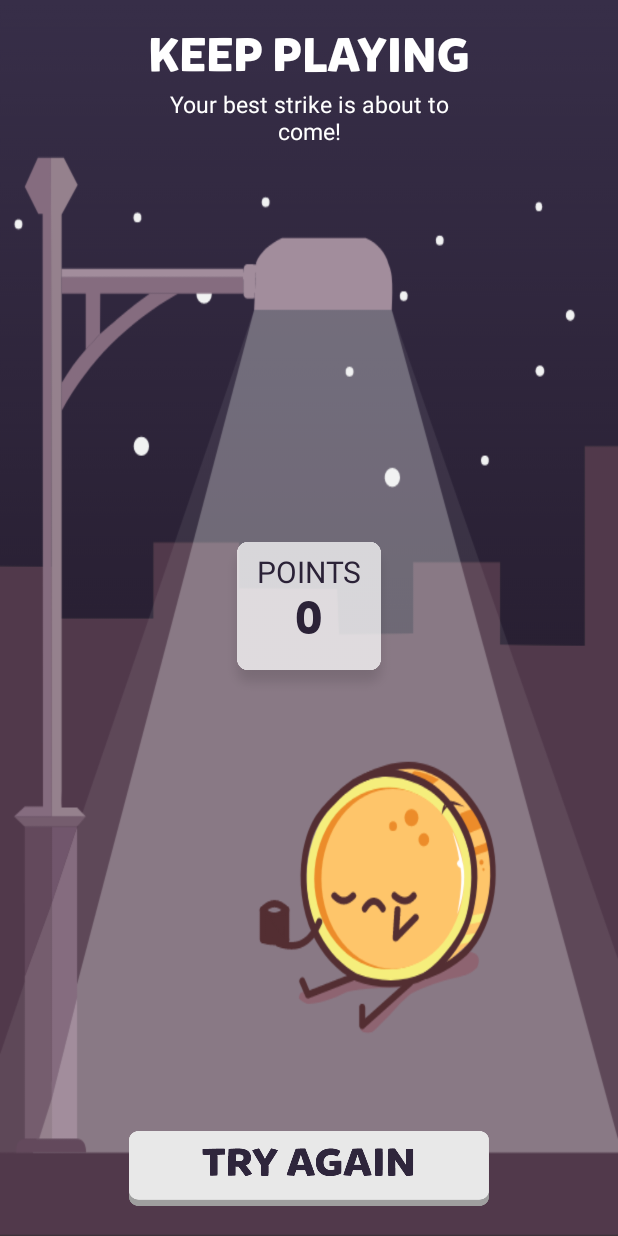
After one commit to riscuus/FairPrice, an Android app: the layout acitivity_mode_normal_losed.xml on its own in the app's theme, with its tools: preview values and no code run, on a phone screen of 412 x 824 dp. The commit adds this screen. Run offline under Robolectric (Android 15) with nearby library versions, the phone set to English and light mode, and no system bars.

```diff
--- a/app/src/main/AndroidManifest.xml
+++ b/app/src/main/AndroidManifest.xml
@@ -6,6 +6,7 @@
         android:allowBackup="true"
         android:icon="@mipmap/ic_launcher"
         android:label="@string/app_name"
+        android:largeHeap="true"
         android:roundIcon="@mipmap/ic_launcher_round"
         android:supportsRtl="true"
         android:theme="@style/AppTheme">
--- /dev/null
+++ b/app/src/main/res/drawable/selector_button_tryagain.xml
@@ -0,0 +1,13 @@
+<?xml version="1.0" encoding="utf-8"?>
+<selector
+    xmlns:android="http://schemas.android.com/apk/res/android">
+    <item
+        android:state_focused="true"
+        android:drawable="@drawable/button_tryagain_pressed"/>
+    <item
+        android:state_pressed="true"
+        android:drawable="@drawable/button_tryagain_pressed" />
+    <item
+        android:drawable="@drawable/button_tryagain" />  //means normal
+
+</selector>
--- /dev/null
+++ b/app/src/main/res/layout/acitivity_mode_normal_losed.xml
@@ -0,0 +1,85 @@
+<?xml version="1.0" encoding="utf-8"?>
+<android.support.constraint.ConstraintLayout
+    xmlns:android="http://schemas.android.com/apk/res/android" android:layout_width="match_parent"
+    android:layout_height="match_parent">
+    <RelativeLayout
+        android:layout_width="match_parent"
+        android:layout_height="match_parent">
+
+
+        <ImageView
+            android:layout_width="match_parent"
+            android:layout_height="match_parent"
+
+            android:background="@drawable/game_losed_masked" />
+        <TextView
+            android:layout_width="wrap_content"
+            android:layout_height="wrap_content"
+            android:text="KEEP PLAYING"
+            android:fontFamily="@font/mikado_bold_demo"
+            android:textColor="@color/white"
+            android:textSize="31dp"
+            android:layout_centerHorizontal="true"
+            android:layout_marginTop="15dp"
+            android:id="@+id/text_keep_playing"
+            />
+        <TextView
+            android:layout_width="200dp"
+            android:layout_height="wrap_content"
+            android:textColor="@color/white"
+            android:text="Your best strike is about to come!"
+            android:textSize="15dp"
+            android:textAlignment="center"
+            android:layout_below="@id/text_keep_playing"
+            android:layout_centerHorizontal="true"
+            android:id="@+id/textView" />
+
+        <ImageView
+            android:layout_width="120dp"
+            android:layout_height="120dp"
+            android:layout_centerHorizontal="true"
+            android:layout_centerVertical="true"
+            android:layout_marginTop="111dp"
+            android:src="@drawable/rectangle_points"
+            android:id="@+id/rectangle_points"
+            />
+        <TextView
+            android:layout_width="wrap_content"
+            android:layout_height="wrap_content"
+            android:layout_alignTop="@id/rectangle_points"
+            android:layout_marginTop="15dp"
+            android:layout_alignLeft="@id/rectangle_points"
+            android:layout_alignRight="@id/rectangle_points"
+            android:text="POINTS"
+            android:gravity="center_horizontal"
+            android:textColor="@color/really_dark_blue"
+            android:textSize="20dp"
+            />
+        <TextView
+            android:layout_width="wrap_content"
+            android:layout_height="wrap_content"
+            android:layout_alignTop="@id/rectangle_points"
+            android:layout_alignBottom="@id/rectangle_points"
+            android:layout_alignLeft="@id/rectangle_points"
+            android:layout_alignRight="@id/rectangle_points"
+            android:gravity="center"
+            android:text="0"
+            android:fontFamily="@font/mikado_bold_demo"
+            android:textColor="@color/really_dark_blue"
+            android:textSize="30dp"
+            />
+        <Button
+            android:layout_width="240dp"
+            android:layout_height="50dp"
+            android:background="@drawable/selector_button_tryagain"
+            android:layout_centerHorizontal="true"
+            android:layout_alignParentBottom="true"
+            android:layout_marginBottom="20dp"
+            />
+
+
+
+    </RelativeLayout>
+
+
+</android.support.constraint.ConstraintLayout>
--- a/app/src/main/res/values/colors.xml
+++ b/app/src/main/res/values/colors.xml
@@ -5,5 +5,6 @@
     <color name="colorAccent">#FF4081</color>
     <color name="light_blue">#8EA1FF</color>
     <color name="white">#FFF</color>
+    <color name="really_dark_blue">#2B2237</color>
 
 </resources>
```
Also changed, not shown: app/src/main/java/com/risco/android/fairprice/activities/NormalModeActivity.java (+45 -30 lines), app/src/main/res/drawable/game_losed.xml (added, +300 -0 lines), app/src/main/res/layout/activity_mode_normal.xml (+5 -4 lines), app/src/main/res/drawable/button_tryagain.png (added), app/src/main/res/drawable/button_tryagain_pressed.png (added), app/src/main/res/drawable/game_losed_masked.png (added), app/src/main/res/drawable/rectangle_points.png (added), 38 other files.
